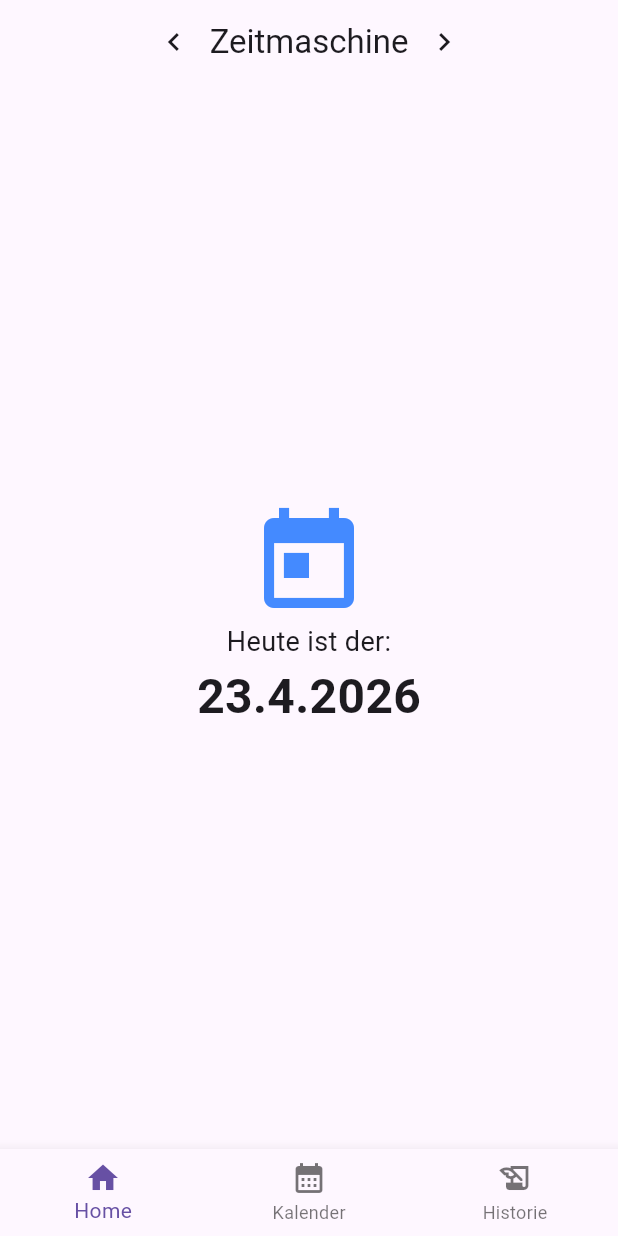
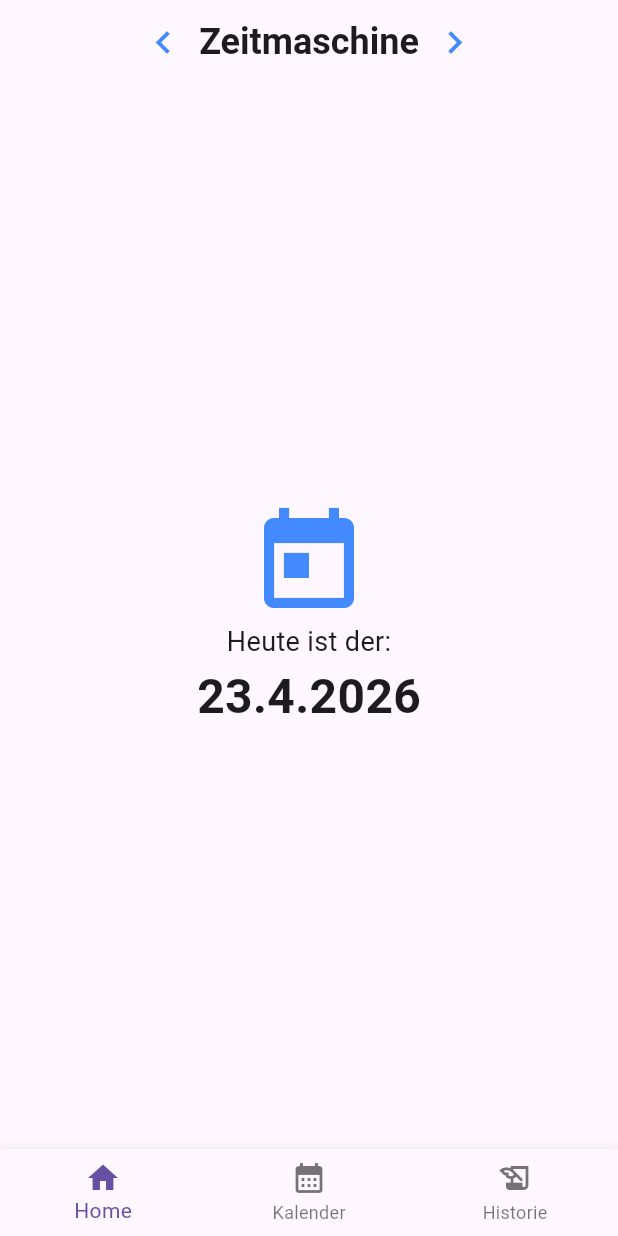
Before and after one commit to settlerde/flutter_kalender_app, a Flutter app: the screen it shows after launch, on a phone screen of 412 x 824 dp. Run offline on Flutter 3.47's test engine with Material 3 defaults, Android fonts, the phone set to English and light mode, and no system bars.

Commit message:
little changes

```diff
--- a/lib/main.dart
+++ b/lib/main.dart
@@ -88,7 +88,11 @@ class _CalendarAppState extends State<CalendarApp> {
           mainAxisSize: MainAxisSize.min,
           children: [
             IconButton(
-              icon: const Icon(Icons.chevron_left),
+              icon: const Icon(
+                Icons.chevron_left,
+                size: 30,
+                color: Colors.blueAccent,
+              ),
               onPressed: () => setState(
                 () => _selectedMonth = DateTime(
                   _selectedMonth.year,
@@ -96,9 +100,16 @@ class _CalendarAppState extends State<CalendarApp> {
                 ),
               ),
             ),
-            const Text("Zeitmaschine"),
+            const Text(
+              "Zeitmaschine",
+              style: TextStyle(fontSize: 24, fontWeight: FontWeight.bold),
+            ),
             IconButton(
-              icon: const Icon(Icons.chevron_right),
+              icon: const Icon(
+                Icons.chevron_right,
+                size: 30,
+                color: Colors.blueAccent,
+              ),
               onPressed: () => setState(
                 () => _selectedMonth = DateTime(
                   _selectedMonth.year,
```
